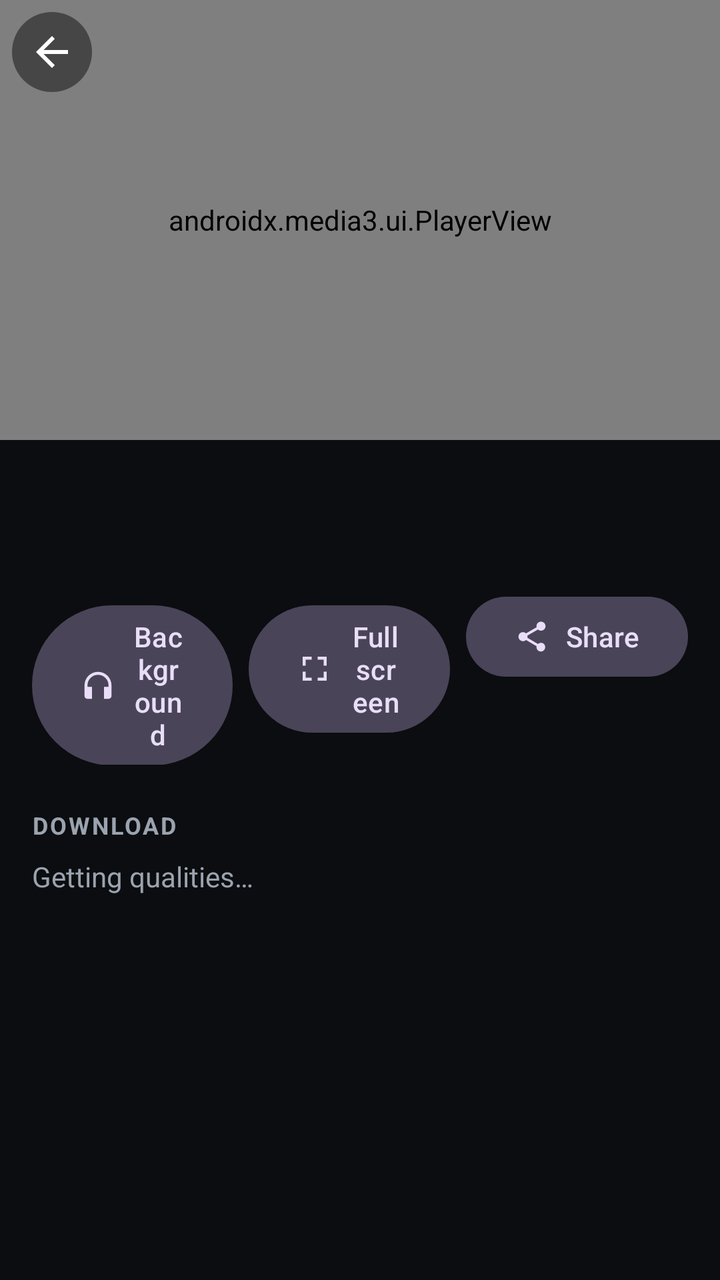
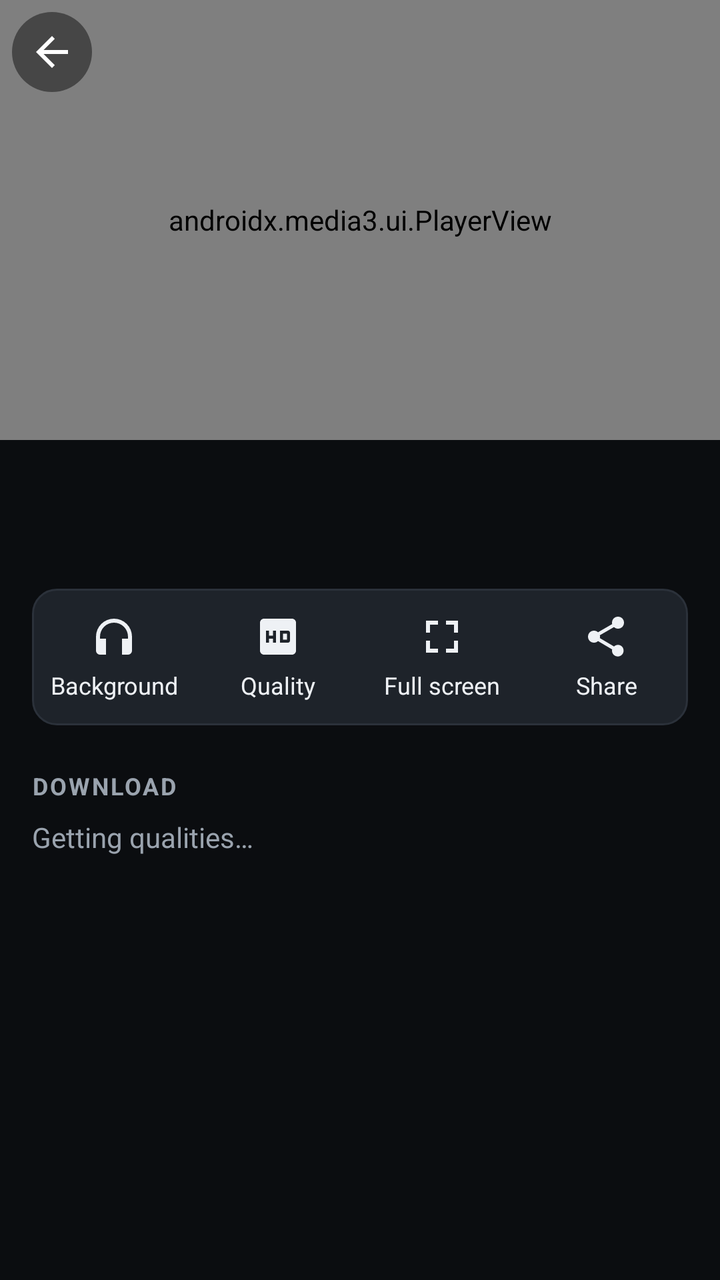

The first picture is an Android layout as it rendered before a commit; the second is the same layout after the commit. The layout source and the unified diff follow.
<!-- AndroidManifest.xml: activity theme Theme.Reel -->
<!-- res/layout/activity_yt_video.xml -->
<?xml version="1.0" encoding="utf-8"?>
<LinearLayout xmlns:android="http://schemas.android.com/apk/res/android"
    xmlns:app="http://schemas.android.com/apk/res-auto"
    android:layout_width="match_parent"
    android:layout_height="match_parent"
    android:background="@color/ink"
    android:orientation="vertical">

    <FrameLayout
        android:id="@+id/playerBox"
        android:layout_width="match_parent"
        android:layout_height="220dp"
        android:background="#FF000000">

        <androidx.media3.ui.PlayerView
            android:id="@+id/playerView"
            android:layout_width="match_parent"
            android:layout_height="match_parent"
            app:show_buffering="when_playing"
            app:surface_type="texture_view" />

        <ImageView
            android:id="@+id/cover"
            android:layout_width="match_parent"
            android:layout_height="match_parent"
            android:contentDescription="@null"
            android:scaleType="centerCrop" />

        <ProgressBar
            android:id="@+id/coverSpin"
            android:layout_width="44dp"
            android:layout_height="44dp"
            android:layout_gravity="center"
            android:indeterminateTint="@color/accent" />

        <ImageButton
            android:id="@+id/btnClose"
            android:layout_width="40dp"
            android:layout_height="40dp"
            android:layout_margin="6dp"
            android:background="@drawable/bg_round"
            android:contentDescription="Back"
            android:src="@drawable/ic_back"
            android:tint="#FFFFFFFF" />
    </FrameLayout>

    <androidx.core.widget.NestedScrollView
        android:layout_width="match_parent"
        android:layout_height="0dp"
        android:layout_weight="1">

        <LinearLayout
            android:layout_width="match_parent"
            android:layout_height="wrap_content"
            android:orientation="vertical"
            android:padding="16dp">

            <TextView
                android:id="@+id/title"
                android:layout_width="match_parent"
                android:layout_height="wrap_content"
                android:textColor="@color/fg"
                android:textSize="17sp"
                android:textStyle="bold" />

            <TextView
                android:id="@+id/sub"
                android:layout_width="match_parent"
                android:layout_height="wrap_content"
                android:layout_marginTop="4dp"
                android:textColor="@color/muted"
                android:textSize="13sp" />

            <LinearLayout
                android:layout_width="match_parent"
                android:layout_height="wrap_content"
                android:layout_marginTop="14dp"
                android:orientation="horizontal">

                <com.google.android.material.button.MaterialButton
                    android:id="@+id/btnBg"
                    style="@style/Widget.Material3.Button.TonalButton"
                    android:layout_width="0dp"
                    android:layout_height="wrap_content"
                    android:layout_weight="1"
                    android:text="Background"
                    app:icon="@drawable/ic_headphones" />

                <com.google.android.material.button.MaterialButton
                    android:id="@+id/btnFull"
                    style="@style/Widget.Material3.Button.TonalButton"
                    android:layout_width="0dp"
                    android:layout_height="wrap_content"
                    android:layout_marginHorizontal="8dp"
                    android:layout_weight="1"
                    android:text="Full screen"
                    app:icon="@drawable/ic_fs" />

                <com.google.android.material.button.MaterialButton
                    android:id="@+id/btnShare"
                    style="@style/Widget.Material3.Button.TonalButton"
                    android:layout_width="wrap_content"
                    android:layout_height="wrap_content"
                    android:text="Share"
                    app:icon="@drawable/ic_share" />
            </LinearLayout>

            <TextView
                android:id="@+id/playError"
                android:layout_width="match_parent"
                android:layout_height="wrap_content"
                android:layout_marginTop="12dp"
                android:background="@drawable/bg_chip"
                android:padding="12dp"
                android:textColor="#FFFF8A7E"
                android:visibility="gone" />

            <TextView
                android:layout_width="wrap_content"
                android:layout_height="wrap_content"
                android:layout_marginTop="22dp"
                android:layout_marginBottom="8dp"
                android:letterSpacing="0.08"
                android:text="DOWNLOAD"
                android:textColor="@color/muted"
                android:textSize="12sp"
                android:textStyle="bold" />

            <TextView
                android:id="@+id/choicesLoading"
                android:layout_width="match_parent"
                android:layout_height="wrap_content"
                android:text="Getting qualities…"
                android:textColor="@color/muted" />

            <LinearLayout
                android:id="@+id/choices"
                android:layout_width="match_parent"
                android:layout_height="wrap_content"
                android:orientation="vertical" />
        </LinearLayout>
    </androidx.core.widget.NestedScrollView>
</LinearLayout>
<!-- resources referenced by this layout -->
<resources>
  <color name="accent">#FFFFB21E</color>
  <color name="fg">#FFEEF1F5</color>
  <color name="ink">#FF0B0D10</color>
  <color name="muted">#FF9AA3AE</color>
  <!-- drawable bg_chip (drawable) -->
  <?xml version="1.0" encoding="utf-8"?>
  <shape xmlns:android="http://schemas.android.com/apk/res/android"><solid android:color="@color/panel2" /><stroke android:width="1dp" android:color="@color/line" /><corners android:radius="12dp" /></shape>
  <!-- drawable bg_round (drawable) -->
  <?xml version="1.0" encoding="utf-8"?>
  <shape xmlns:android="http://schemas.android.com/apk/res/android" android:shape="oval"><solid android:color="#73000000" /></shape>
  <!-- drawable ic_back (drawable) -->
  <?xml version="1.0" encoding="utf-8"?>
  <vector xmlns:android="http://schemas.android.com/apk/res/android"
      android:width="24dp" android:height="24dp"
      android:viewportWidth="24" android:viewportHeight="24">
      <path android:fillColor="#FFFFFFFF" android:pathData="M20,11H7.8l5.6,-5.6L12,4l-8,8l8,8l1.4,-1.4L7.8,13H20z" />
  </vector>
  <!-- drawable ic_fs (drawable) -->
  <?xml version="1.0" encoding="utf-8"?>
  <vector xmlns:android="http://schemas.android.com/apk/res/android"
      android:width="24dp" android:height="24dp"
      android:viewportWidth="24" android:viewportHeight="24">
      <path android:fillColor="#FFFFFFFF" android:pathData="M4,4h6v2H6v4H4zM14,4h6v6h-2V6h-4zM4,14h2v4h4v2H4zM18,14h2v6h-6v-2h4z" />
  </vector>
  <!-- drawable ic_headphones (drawable) -->
  <?xml version="1.0" encoding="utf-8"?>
  <vector xmlns:android="http://schemas.android.com/apk/res/android"
      android:width="24dp" android:height="24dp"
      android:viewportWidth="24" android:viewportHeight="24">
      <path android:fillColor="#FFFFFFFF" android:pathData="M12,3a9,9 0,0 0,-9 9v7a2,2 0,0 0,2 2h3v-8H5v-1a7,7 0,0 1,14 0v1h-3v8h3a2,2 0,0 0,2 -2v-7a9,9 0,0 0,-9 -9z" />
  </vector>
  <!-- drawable ic_share (drawable) -->
  <?xml version="1.0" encoding="utf-8"?>
  <vector xmlns:android="http://schemas.android.com/apk/res/android"
      android:width="24dp" android:height="24dp"
      android:viewportWidth="24" android:viewportHeight="24">
      <path android:fillColor="#FFFFFFFF" android:pathData="M18,16.1c-0.8,0 -1.4,0.3 -2,0.8l-7.1,-4.2c0.1,-0.2 0.1,-0.5 0.1,-0.7s0,-0.5 -0.1,-0.7L16,7.2c0.5,0.5 1.2,0.8 2,0.8 1.7,0 3,-1.3 3,-3s-1.3,-3 -3,-3 -3,1.3 -3,3c0,0.2 0,0.5 0.1,0.7L8,9.8C7.5,9.3 6.8,9 6,9c-1.7,0 -3,1.3 -3,3s1.3,3 3,3c0.8,0 1.5,-0.3 2,-0.8l7.1,4.2c-0.1,0.2 -0.1,0.4 -0.1,0.6 0,1.6 1.3,2.9 2.9,2.9s2.9,-1.3 2.9,-2.9 -1.2,-2.9 -2.8,-2.9z" />
  </vector>
  <color name="panel2">#FF1E232A</color>
  <color name="line">#FF2B313A</color>
  <color name="accent_ink">#FF1A1200</color>
  <color name="panel">#FF15181D</color>
  <!-- unchanged entries left out for length: 1 -->
</resources>

<!-- the commit's change to res/layout/activity_yt_video.xml (unified diff, before → after) -->
@@ -71,38 +71,35 @@
                 android:textColor="@color/muted"
                 android:textSize="13sp" />
 
+            
             <LinearLayout
                 android:layout_width="match_parent"
                 android:layout_height="wrap_content"
                 android:layout_marginTop="14dp"
-                android:orientation="horizontal">
+                android:background="@drawable/bg_chip"
+                android:orientation="horizontal"
+                android:paddingVertical="4dp">
 
-                <com.google.android.material.button.MaterialButton
+                <TextView
                     android:id="@+id/btnBg"
-                    style="@style/Widget.Material3.Button.TonalButton"
-                    android:layout_width="0dp"
-                    android:layout_height="wrap_content"
-                    android:layout_weight="1"
-                    android:text="Background"
-                    app:icon="@drawable/ic_headphones" />
-
-                <com.google.android.material.button.MaterialButton
+                    style="@style/YtAction"
+                    android:drawableTop="@drawable/ic_headphones"
+                    android:text="Background" />
+                <TextView
+                    android:id="@+id/btnQuality"
+                    style="@style/YtAction"
+                    android:drawableTop="@drawable/ic_hd"
+                    android:text="Quality" />
+                <TextView
                     android:id="@+id/btnFull"
-                    style="@style/Widget.Material3.Button.TonalButton"
-                    android:layout_width="0dp"
-                    android:layout_height="wrap_content"
-                    android:layout_marginHorizontal="8dp"
-                    android:layout_weight="1"
-                    android:text="Full screen"
-                    app:icon="@drawable/ic_fs" />
-
-                <com.google.android.material.button.MaterialButton
+                    style="@style/YtAction"
+                    android:drawableTop="@drawable/ic_fs"
+                    android:text="Full screen" />
+                <TextView
                     android:id="@+id/btnShare"
-                    style="@style/Widget.Material3.Button.TonalButton"
-                    android:layout_width="wrap_content"
-                    android:layout_height="wrap_content"
-                    android:text="Share"
-                    app:icon="@drawable/ic_share" />
+                    style="@style/YtAction"
+                    android:drawableTop="@drawable/ic_share"
+                    android:text="Share" />
             </LinearLayout>
 
             <TextView
<!-- resource entries referenced after the edit -->
@@ -24,6 +24,13 @@
       android:viewportWidth="24" android:viewportHeight="24">
       <path android:fillColor="#FFFFFFFF" android:pathData="M4,4h6v2H6v4H4zM14,4h6v6h-2V6h-4zM4,14h2v4h4v2H4zM18,14h2v6h-6v-2h4z" />
   </vector>
+  <!-- drawable ic_hd (drawable) -->
+  <?xml version="1.0" encoding="utf-8"?>
+  <vector xmlns:android="http://schemas.android.com/apk/res/android"
+      android:width="24dp" android:height="24dp"
+      android:viewportWidth="24" android:viewportHeight="24">
+      <path android:fillColor="#FFFFFFFF" android:pathData="M19,3H5C3.9,3 3,3.9 3,5v14c0,1.1 0.9,2 2,2h14c1.1,0 2,-0.9 2,-2V5C21,3.9 20.1,3 19,3zM11,15H9.5v-2h-2v2H6V9h1.5v2.5h2V9H11V15zM13,9h4c0.55,0 1,0.45 1,1v4c0,0.55 -0.45,1 -1,1h-4V9zM14.5,13.5h2v-3h-2V13.5z" />
+  </vector>
   <!-- drawable ic_headphones (drawable) -->
   <?xml version="1.0" encoding="utf-8"?>
   <vector xmlns:android="http://schemas.android.com/apk/res/android"
@@ -38,6 +45,19 @@
       android:viewportWidth="24" android:viewportHeight="24">
       <path android:fillColor="#FFFFFFFF" android:pathData="M18,16.1c-0.8,0 -1.4,0.3 -2,0.8l-7.1,-4.2c0.1,-0.2 0.1,-0.5 0.1,-0.7s0,-0.5 -0.1,-0.7L16,7.2c0.5,0.5 1.2,0.8 2,0.8 1.7,0 3,-1.3 3,-3s-1.3,-3 -3,-3 -3,1.3 -3,3c0,0.2 0,0.5 0.1,0.7L8,9.8C7.5,9.3 6.8,9 6,9c-1.7,0 -3,1.3 -3,3s1.3,3 3,3c0.8,0 1.5,-0.3 2,-0.8l7.1,4.2c-0.1,0.2 -0.1,0.4 -0.1,0.6 0,1.6 1.3,2.9 2.9,2.9s2.9,-1.3 2.9,-2.9 -1.2,-2.9 -2.8,-2.9z" />
   </vector>
+  <style name="YtAction">
+          <item name="android:layout_width">0dp</item>
+          <item name="android:layout_height">wrap_content</item>
+          <item name="android:layout_weight">1</item>
+          <item name="android:background">?attr/selectableItemBackgroundBorderless</item>
+          <item name="android:gravity">center</item>
+          <item name="android:paddingVertical">8dp</item>
+          <item name="android:drawablePadding">4dp</item>
+          <item name="android:drawableTint">@color/fg</item>
+          <item name="android:textColor">@color/fg</item>
+          <item name="android:textSize">12sp</item>
+          <item name="android:maxLines">1</item>
+      </style>
   <color name="panel2">#FF1E232A</color>
   <color name="line">#FF2B313A</color>
   <color name="accent_ink">#FF1A1200</color>
